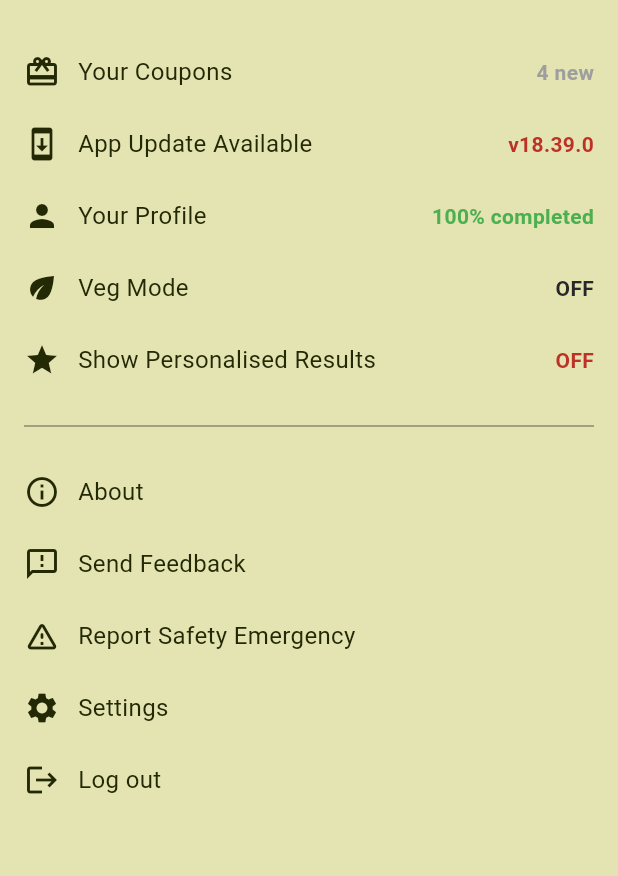
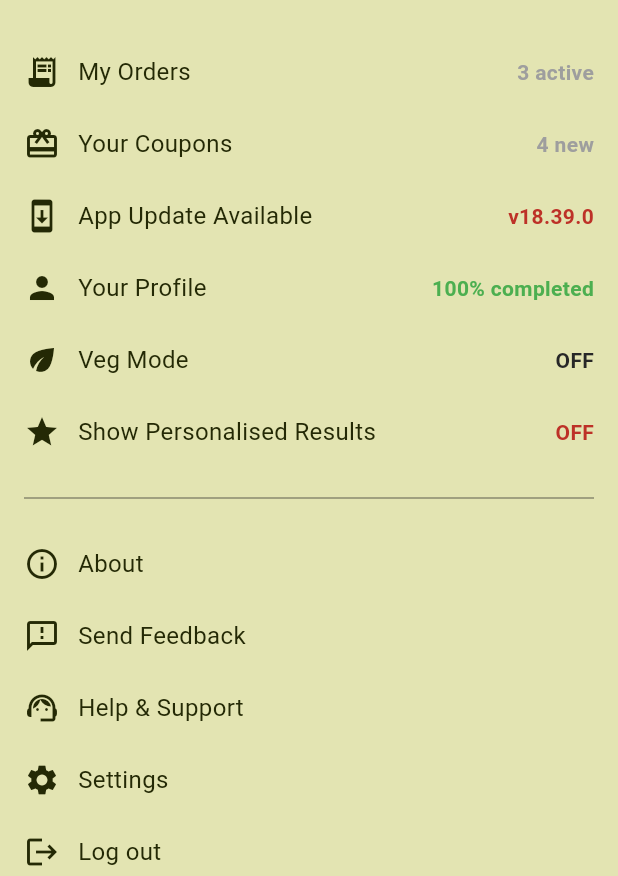
Before and after one commit to MumukshaSharma/dabaiteApp, a Flutter app: the AccountScreen screen opened directly, on a phone screen of 412 x 824 dp, the part 360-1236 px from its top. Run offline on Flutter 3.47's test engine with Material 3 defaults, Android fonts, the phone set to English and light mode, and no system bars.

Commit message:
account2

```diff
--- a/lib/screens/account.dart
+++ b/lib/screens/account.dart
@@ -13,8 +13,13 @@ class AccountScreen extends StatelessWidget {
       appBar: AppBar(
         backgroundColor: const Color.fromARGB(255, 36, 41, 5),
         elevation: 0,
-        leading: Icon(Icons.arrow_back, color: const Color.fromARGB(255, 255, 255, 255)),
-        title: Text('Account', style: TextStyle(color: const Color.fromARGB(255, 255, 255, 255))),
+        leading: IconButton(
+          icon: const Icon(Icons.arrow_back, color: Colors.white),
+          onPressed: () {
+            Navigator.pop(context); // ✅ Goes back to home page
+          },
+        ),
+        title: const Text('Account', style: TextStyle(color: Colors.white)),
       ),
       body: SingleChildScrollView(
         padding: const EdgeInsets.all(16),
@@ -32,17 +37,17 @@ class AccountScreen extends StatelessWidget {
                 children: [
                   CircleAvatar(
                     radius: 30,
-                    backgroundImage: AssetImage('assets/images/profile.jpg'), // Replace with real asset
+                    backgroundImage: AssetImage('assets/images/profile.jpg'),
                   ),
-                  SizedBox(width: 16),
-                  Column(
+                  const SizedBox(width: 16),
+                  const Column(
                     crossAxisAlignment: CrossAxisAlignment.start,
-                    children: const [
+                    children: [
                       Text("Mumuksha",
                           style: TextStyle(
                               fontSize: 20,
                               fontWeight: FontWeight.bold,
-                              color: Color.fromARGB(255, 255, 255, 255))),
+                              color: Colors.white)),
                       Text("mumukshasharma504@gmail.com",
                           style: TextStyle(color: Colors.grey)),
                     ],
@@ -50,7 +55,7 @@ class AccountScreen extends StatelessWidget {
                 ],
               ),
             ),
-            SizedBox(height: 20),
+            const SizedBox(height: 20),
 
             // Gold Membership
             Container(
@@ -62,8 +67,8 @@ class AccountScreen extends StatelessWidget {
               child: Row(
                 mainAxisAlignment: MainAxisAlignment.spaceBetween,
                 children: [
-                  Row(
-                    children: const [
+                  const Row(
+                    children: [
                       Icon(Icons.verified, color: Colors.white),
                       SizedBox(width: 10),
                       Text("dabite Member",
@@ -71,33 +76,39 @@ class AccountScreen extends StatelessWidget {
                     ],
                   ),
                   Container(
-                    padding: EdgeInsets.symmetric(horizontal: 12, vertical: 6),
+                    padding: const EdgeInsets.symmetric(horizontal: 12, vertical: 6),
                     decoration: BoxDecoration(
                       color: canary,
                       borderRadius: BorderRadius.circular(20),
                     ),
                     child: const Text("Saved ₹717",
                         style: TextStyle(
-                            color: Color.fromARGB(255, 36, 41, 5), fontWeight: FontWeight.bold)),
+                            color: Color.fromARGB(255, 36, 41, 5),
+                            fontWeight: FontWeight.bold)),
                   ),
                 ],
               ),
             ),
-            SizedBox(height: 24),
+            const SizedBox(height: 24),
 
-            // List Options
+            // My Orders - added above Your Coupons
+            _buildListItem(Icons.receipt_long, "My Orders", "3 active"),
+
+            // Coupons & Options
             _buildListItem(Icons.card_giftcard, "Your Coupons", "4 new"),
-            _buildListItem(Icons.system_update, "App Update Available", "v18.39.0", valueColor: const Color.fromARGB(255, 189, 49, 39)),
+            _buildListItem(Icons.system_update, "App Update Available", "v18.39.0",
+                valueColor: const Color.fromARGB(255, 189, 49, 39)),
             _buildListItem(Icons.person, "Your Profile", "100% completed", valueColor: Colors.green),
             _buildListItem(Icons.eco, "Veg Mode", "OFF", valueColor: const Color.fromARGB(255, 39, 39, 39)),
-            _buildListItem(Icons.star, "Show Personalised Results", "OFF", valueColor: const Color.fromARGB(255, 189, 49, 39)),
+            _buildListItem(Icons.star, "Show Personalised Results", "OFF",
+                valueColor: const Color.fromARGB(255, 189, 49, 39)),
 
-            Divider(height: 40, color: const Color.fromARGB(118, 34, 33, 33)),
+            const Divider(height: 40, color: Color.fromARGB(118, 34, 33, 33)),
 
-            // More Options
+            // More Options (updated Help & Support)
             _buildListItem(Icons.info_outline, "About", ""),
             _buildListItem(Icons.feedback_outlined, "Send Feedback", ""),
-            _buildListItem(Icons.warning_amber_rounded, "Report Safety Emergency", ""),
+            _buildListItem(Icons.support_agent, "Help & Support", ""),
             _buildListItem(Icons.settings, "Settings", ""),
             _buildListItem(Icons.logout, "Log out", "", valueColor: Colors.red),
           ],
@@ -115,8 +126,10 @@ class AccountScreen extends StatelessWidget {
           Row(
             children: [
               Icon(icon, color: const Color.fromARGB(255, 36, 41, 5)),
-              SizedBox(width: 12),
-              Text(title, style: TextStyle(color: const Color.fromARGB(255, 36, 41, 5), fontSize: 16)),
+              const SizedBox(width: 12),
+              Text(title,
+                  style: const TextStyle(
+                      color: Color.fromARGB(255, 36, 41, 5), fontSize: 16)),
             ],
           ),
           if (value.isNotEmpty)
```
